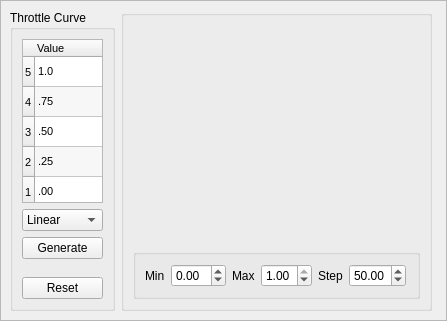
Above: ground/openpilotgcs/src/plugins/config/mixercurve.ui from openpilot/OpenPilot before the change. Below: the same form after it.
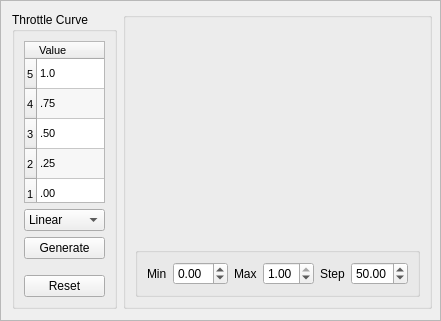
That is the form after the change. Custom widgets are drawn as their Qt base class.

Commit message: MixerCurve:  Bwahaha, it resizes.

The edit to the form file:
```diff
--- a/ground/openpilotgcs/src/plugins/config/mixercurve.ui
+++ b/ground/openpilotgcs/src/plugins/config/mixercurve.ui
@@ -6,7 +6,7 @@
    <rect>
     <x>0</x>
     <y>0</y>
-    <width>447</width>
+    <width>441</width>
     <height>321</height>
    </rect>
   </property>
@@ -18,8 +18,8 @@
   </property>
   <property name="minimumSize">
    <size>
-    <width>200</width>
-    <height>200</height>
+    <width>441</width>
+    <height>321</height>
    </size>
   </property>
   <property name="maximumSize">
@@ -43,15 +43,8 @@
   <property name="frameShadow">
    <enum>QFrame::Raised</enum>
   </property>
-  <widget class="QWidget" name="horizontalLayoutWidget">
-   <property name="geometry">
-    <rect>
-     <x>10</x>
-     <y>10</y>
-     <width>422</width>
-     <height>301</height>
-    </rect>
-   </property>
+  <layout class="QHBoxLayout" name="horizontalLayout_3">
+   <item>
    <layout class="QHBoxLayout" name="MainLayout">
     <item>
      <layout class="QVBoxLayout" name="verticalLayout_2">
@@ -59,7 +52,7 @@
        <enum>QLayout::SetDefaultConstraint</enum>
       </property>
       <item>
-       <widget class="QGroupBox" name="CurveGroup">
+        <widget class="QGroupBox" name="SettingsGroup">
         <property name="maximumSize">
          <size>
           <width>150</width>
@@ -233,7 +226,7 @@
        <enum>QLayout::SetDefaultConstraint</enum>
       </property>
       <item>
-       <widget class="QGroupBox" name="verticalGroupBox">
+        <widget class="QGroupBox" name="CurveGroup">
         <property name="sizePolicy">
          <sizepolicy hsizetype="MinimumExpanding" vsizetype="MinimumExpanding">
           <horstretch>1</horstretch>
@@ -284,7 +277,7 @@
           </widget>
          </item>
          <item row="2" column="0">
-          <layout class="QHBoxLayout" name="horizontalLayout_3">
+           <layout class="QHBoxLayout" name="CurveLayout">
            <item>
             <widget class="QGroupBox" name="groupBox_2">
              <property name="title">
@@ -384,7 +377,8 @@
      </layout>
     </item>
    </layout>
-  </widget>
+   </item>
+  </layout>
  </widget>
  <customwidgets>
   <customwidget>
```
Left out of the diff: 2 changed lines with no effect on the pictures. Lines whose indentation alone changed are shown as unchanged. The commit also changes 4 other files.
